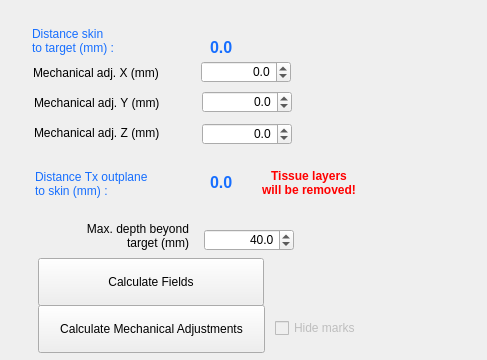
Before: the Qt Designer form BabelBrain/Babel_SingleTx/formBx.ui in ProteusMRIgHIFU/BabelBrain, drawn with Qt 5; both pictures show x 0 to 487 and y 113 to 473 of the 1251 by 473 pixel window.
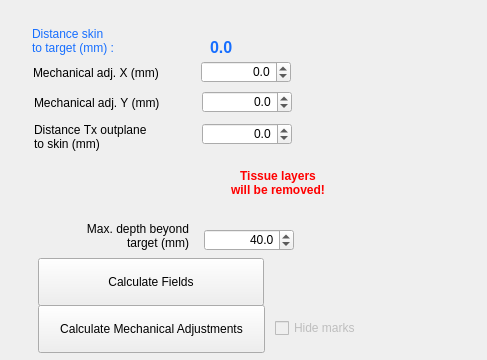
After: the same form once the commit is applied.

Commit message: Change GUI to use distance from outplane to skin instead of TxMechanical Z in Single and BSonix devices

Patch:
```diff
--- a/BabelBrain/Babel_SingleTx/formBx.ui
+++ b/BabelBrain/Babel_SingleTx/formBx.ui
@@ -187,56 +187,12 @@
      <x>34</x>
      <y>234</y>
      <width>143</width>
-     <height>24</height>
-    </rect>
-   </property>
-   <property name="text">
-    <string>Mechanical adj. Z (mm)</string>
-   </property>
-  </widget>
-  <widget class="QLabel" name="DistanceTxToSkinLabel">
-   <property name="geometry">
-    <rect>
-     <x>210</x>
-     <y>280</y>
-     <width>76</width>
      <height>31</height>
     </rect>
    </property>
-   <property name="font">
-    <font>
-     <pointsize>12</pointsize>
-     <bold>true</bold>
-    </font>
-   </property>
-   <property name="styleSheet">
-    <string notr="true">color:rgb(22, 110, 255)</string>
-   </property>
    <property name="text">
-    <string>0.0</string>
-   </property>
-   <property name="textInteractionFlags">
-    <set>Qt::LinksAccessibleByMouse|Qt::TextSelectableByMouse</set>
-   </property>
-  </widget>
-  <widget class="QLabel" name="label_27">
-   <property name="geometry">
-    <rect>
-     <x>35</x>
-     <y>281</y>
-     <width>150</width>
-     <height>31</height>
-    </rect>
-   </property>
-   <property name="styleSheet">
-    <string notr="true">color:rgb(22, 110, 255)</string>
-   </property>
-   <property name="text">
-    <string>Distance Tx outplane 
-to skin (mm) :</string>
-   </property>
-   <property name="indent">
-    <number>0</number>
+    <string>Distance Tx outplane
+to skin (mm)</string>
    </property>
   </widget>
   <widget class="QLabel" name="label_28">
@@ -333,7 +289,7 @@
   <widget class="QLabel" name="LabelTissueRemoved">
    <property name="geometry">
     <rect>
-     <x>257</x>
+     <x>226</x>
      <y>279</y>
      <width>104</width>
      <height>33</height>
```
The commit also changes 3 other files.
